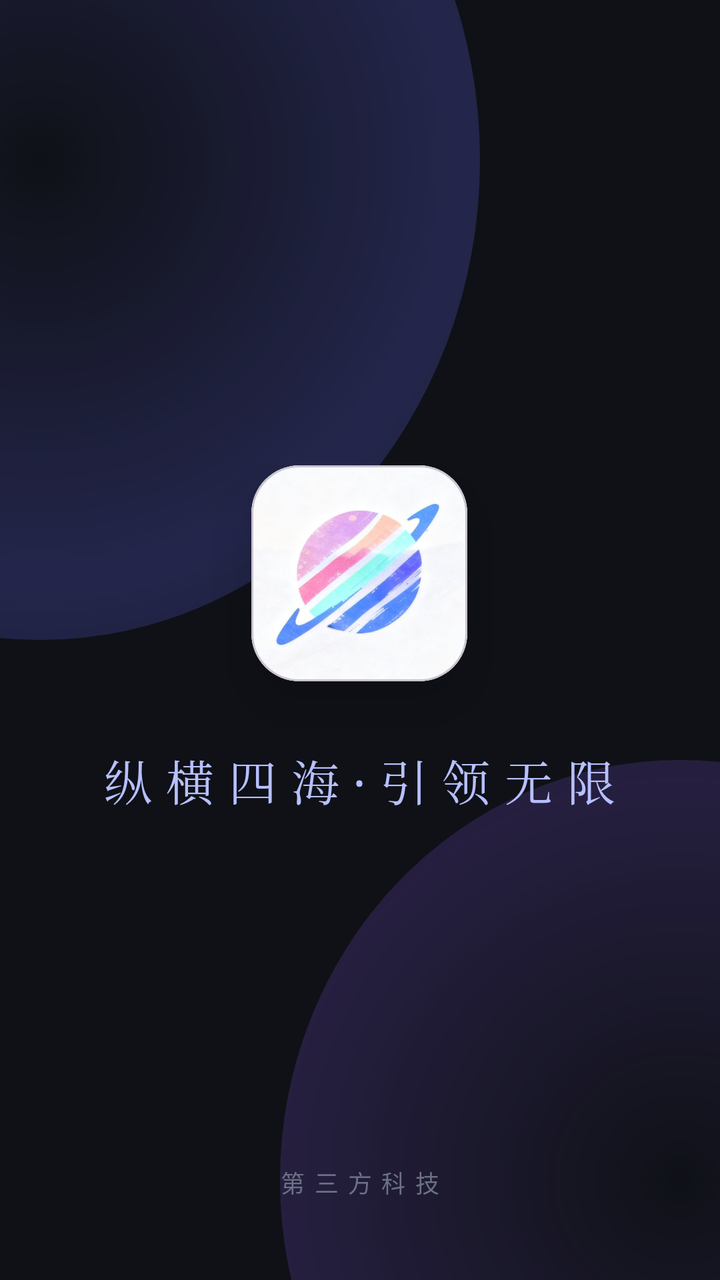
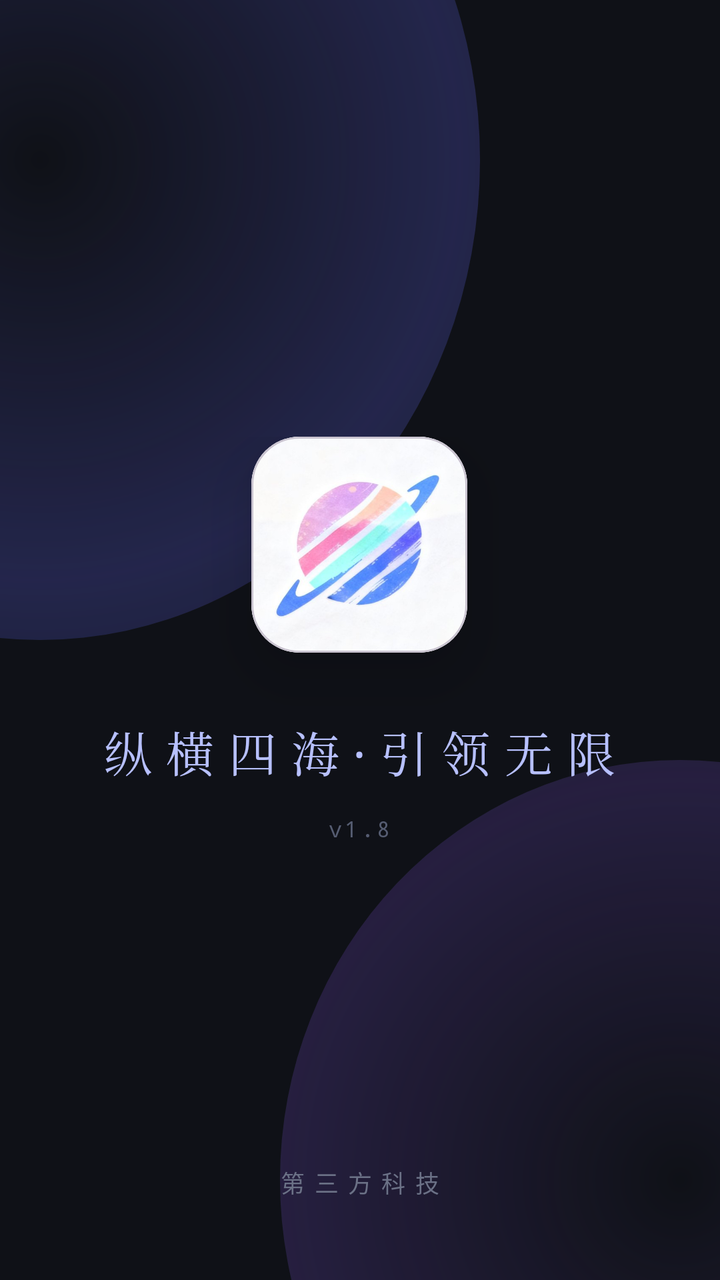

Two renders of the same Android screen: before a commit and after it. Below are the layout's source before the change and the commit's diff.
<!-- AndroidManifest.xml: activity theme Theme.ThirdHub.Splash -->
<!-- res/layout/activity_splash.xml -->
<?xml version="1.0" encoding="utf-8"?>
<FrameLayout xmlns:android="http://schemas.android.com/apk/res/android"
    xmlns:app="http://schemas.android.com/apk/res-auto"
    android:layout_width="match_parent"
    android:layout_height="match_parent"
    android:background="@drawable/bg_splash">

    <LinearLayout
        android:id="@+id/splashInner"
        android:layout_width="wrap_content"
        android:layout_height="wrap_content"
        android:layout_gravity="center"
        android:gravity="center_horizontal"
        android:orientation="vertical">

        <com.google.android.material.card.MaterialCardView
            android:id="@+id/splashLogoCard"
            android:layout_width="108dp"
            android:layout_height="108dp"
            app:cardCornerRadius="24dp"
            app:cardElevation="18dp"
            app:cardBackgroundColor="@color/white">

            <ImageView
                android:layout_width="match_parent"
                android:layout_height="match_parent"
                android:scaleType="centerCrop"
                android:src="@drawable/brand"
                android:contentDescription="第三方科技" />
        </com.google.android.material.card.MaterialCardView>

        <TextView
            android:id="@+id/splashSlogan"
            android:layout_width="wrap_content"
            android:layout_height="wrap_content"
            android:layout_marginTop="32dp"
            android:fontFamily="serif"
            android:letterSpacing="0.3"
            android:text="纵横四海·引领无限"
            android:textColor="#B7C0FF"
            android:textSize="24sp" />
    </LinearLayout>

    <TextView
        android:id="@+id/splashBrand"
        android:layout_width="match_parent"
        android:layout_height="wrap_content"
        android:layout_gravity="bottom"
        android:layout_marginBottom="40dp"
        android:gravity="center"
        android:letterSpacing="0.4"
        android:text="第三方科技"
        android:textColor="#6B7186"
        android:textSize="12sp" />
</FrameLayout>
<!-- resources referenced by this layout -->
<resources>
  <color name="white">#FFFFFFFF</color>
  <!-- drawable bg_splash (drawable) -->
  <?xml version="1.0" encoding="utf-8"?>
  <layer-list xmlns:android="http://schemas.android.com/apk/res/android">
      
      <item>
          <shape android:shape="rectangle">
              <solid android:color="#0F1117" />
          </shape>
      </item>
      
      <item android:left="-200dp" android:top="-160dp" android:right="120dp" android:bottom="320dp">
          <shape android:shape="oval">
              <gradient android:type="radial" android:gradientRadius="420dp"
                  android:centerColor="#3D6366F1" android:endColor="#006366F1" />
          </shape>
      </item>
      
      <item android:left="140dp" android:top="380dp" android:right="-180dp" android:bottom="-160dp">
          <shape android:shape="oval">
              <gradient android:type="radial" android:gradientRadius="400dp"
                  android:centerColor="#2E8B5CF6" android:endColor="#008B5CF6" />
          </shape>
      </item>
  </layer-list>
  <!-- drawable brand: jpg bitmap (drawable-nodpi, 23630 bytes) -->
  <style name="Theme.ThirdHub.Splash" parent="Theme.ThirdHub">
          <item name="android:windowNoTitle">true</item>
      </style>
  <style name="Theme.ThirdHub" parent="Theme.Material3.DayNight.NoActionBar">
          <item name="colorPrimary">@color/th_primary</item>
          <item name="colorOnPrimary">@color/white</item>
          <item name="colorSecondary">@color/th_primary</item>
          <item name="android:colorBackground">@color/th_bg</item>
          <item name="colorSurface">@color/th_card</item>
          <item name="colorOnSurface">@color/th_text</item>
          <item name="colorOnSurfaceVariant">@color/th_text2</item>
          <item name="android:textColorPrimary">@color/th_text</item>
          <item name="android:textColorSecondary">@color/th_text2</item>
          <item name="android:statusBarColor">@android:color/transparent</item>
          <item name="android:windowLightStatusBar">?attr/isLightTheme</item>
          <item name="android:windowBackground">@color/th_bg</item>
      </style>
  <color name="th_primary">#3B5BFD</color>
  <color name="th_bg">#F4F5F9</color>
  <color name="th_card">#FFFFFF</color>
  <color name="th_text">#1C1F2A</color>
  <color name="th_text2">#5A6072</color>
</resources>

<!-- the commit's change to res/layout/activity_splash.xml (unified diff, before → after) -->
@@ -39,6 +39,17 @@
             android:text="纵横四海·引领无限"
             android:textColor="#B7C0FF"
             android:textSize="24sp" />
+
+        <TextView
+            android:id="@+id/splashVersion"
+            android:layout_width="wrap_content"
+            android:layout_height="wrap_content"
+            android:layout_marginTop="14dp"
+            android:fontFamily="monospace"
+            android:letterSpacing="0.12"
+            android:text="v1.8"
+            android:textColor="#565D72"
+            android:textSize="11sp" />
     </LinearLayout>
 
     <TextView
